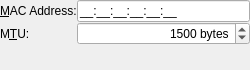
This is libs/ui/wired.ui in KDE/networkmanagement as Qt 5 draws it before an edit. The edited form follows.
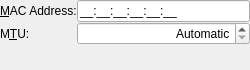
This is the edited form.

Commit message: Also provide 'Automatic' MTU value for wired connections.

Diff of the .ui file:
```diff
--- a/libs/ui/wired.ui
+++ b/libs/ui/wired.ui
@@ -71,6 +71,9 @@
        <property name="alignment" >
         <set>Qt::AlignRight|Qt::AlignTrailing|Qt::AlignVCenter</set>
        </property>
+       <property name="specialValueText" >
+        <string>Automatic</string>
+       </property>
        <property name="suffix" >
         <string> bytes</string>
        </property>
@@ -81,7 +84,7 @@
         <number>10</number>
        </property>
        <property name="value" >
-        <number>1500</number>
+        <number>0</number>
        </property>
       </widget>
      </item>
```
The commit also changes 3 other files.
